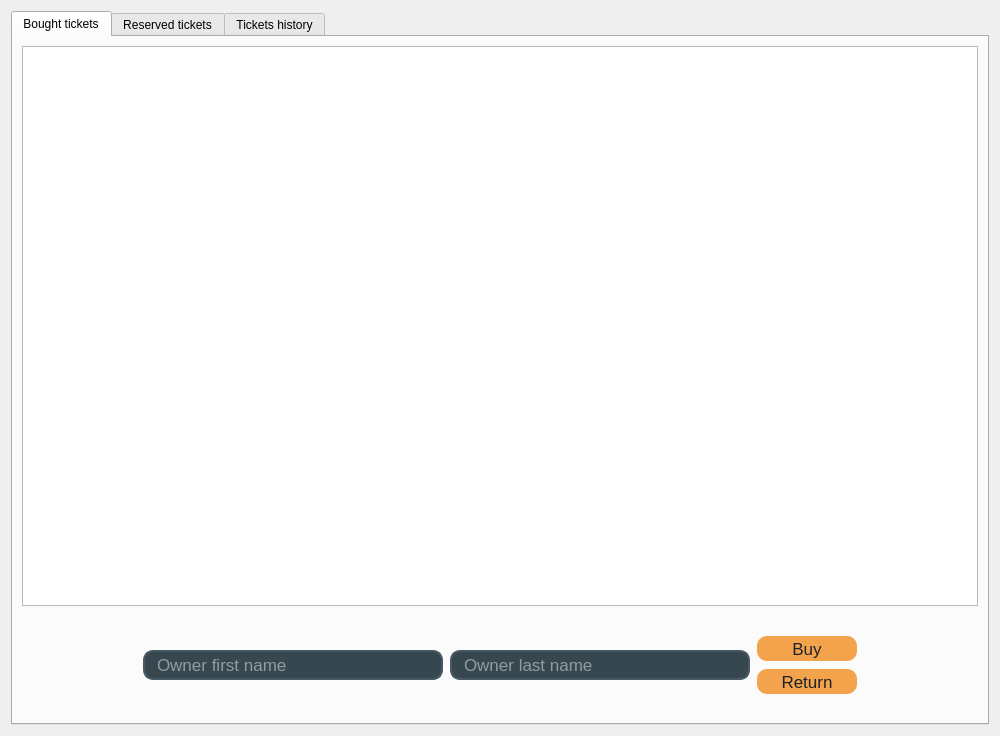
First picture: the form in Lab2/Lab2_proj/ClientPart/reserveticketsmenu.ui, repository BohdanGunko/clientServetTcpIp, before the edit.
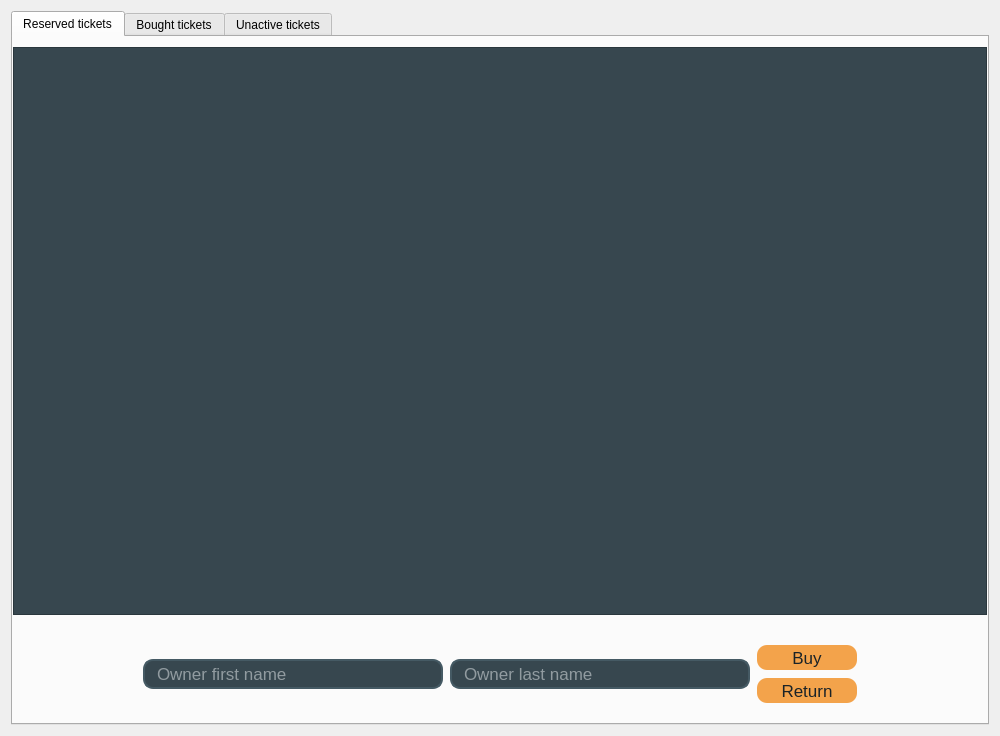
Second picture: the form after the edit. The open tabs and pages were chosen to show the change.

Commit message: redesign in reserved tickets menu

Diff of the .ui file:
```diff
--- a/Lab2/Lab2_proj/ClientPart/reserveticketsmenu.ui
+++ b/Lab2/Lab2_proj/ClientPart/reserveticketsmenu.ui
@@ -14,7 +14,18 @@
    <string>Form</string>
   </property>
   <property name="styleSheet">
-   <string notr="true">/*--------------------------------Backdround color--------------------------------*/
+   <string notr="true">/*--------------------------------Table view--------------------------------*/
+
+QTableView{
+	background-color:#37474F ;
+	alternate-background-color:rgb(46, 59, 66);
+	color:#ECEFF1;
+	font-family: &quot;Calibri&quot;;
+	font-size: 17px;
+}
+
+
+/*--------------------------------Backdround color--------------------------------*/
 #LoginMenu{
 background-color:qlineargradient(spread:pad, x1:0, y1:0, x2:1, y2:1, stop:0 rgba(23, 30, 34, 255), stop:0.5 rgba(30, 40, 45, 255), stop:1 rgba(23, 30, 34, 255));
 }
@@ -139,11 +150,29 @@
      </property>
      <widget class="QWidget" name="tab">
       <attribute name="title">
-       <string>Bought tickets</string>
+       <string>Reserved tickets</string>
       </attribute>
       <layout class="QGridLayout" name="gridLayout_5">
+       <property name="leftMargin">
+        <number>0</number>
+       </property>
+       <property name="topMargin">
+        <number>10</number>
+       </property>
+       <property name="rightMargin">
+        <number>0</number>
+       </property>
+       <property name="bottomMargin">
+        <number>0</number>
+       </property>
+       <property name="spacing">
+        <number>0</number>
+       </property>
        <item row="0" column="0">
         <layout class="QGridLayout" name="gridLayout">
+         <property name="topMargin">
+          <number>0</number>
+         </property>
          <property name="horizontalSpacing">
           <number>15</number>
          </property>
@@ -151,7 +180,20 @@
           <number>0</number>
          </property>
          <item row="0" column="0">
-          <widget class="QTableView" name="boughtTicketsTable"/>
+          <widget class="QTableView" name="reservedTicketsTable">
+           <property name="editTriggers">
+            <set>QAbstractItemView::NoEditTriggers</set>
+           </property>
+           <property name="alternatingRowColors">
+            <bool>true</bool>
+           </property>
+           <property name="sortingEnabled">
+            <bool>true</bool>
+           </property>
+           <attribute name="verticalHeaderVisible">
+            <bool>false</bool>
+           </attribute>
+          </widget>
          </item>
          <item row="1" column="0">
           <layout class="QGridLayout" name="gridLayout_3">
@@ -204,6 +246,9 @@
              <property name="leftMargin">
               <number>0</number>
              </property>
+             <property name="horizontalSpacing">
+              <number>0</number>
+             </property>
              <property name="verticalSpacing">
               <number>8</number>
              </property>
@@ -281,17 +326,30 @@
      </widget>
      <widget class="QWidget" name="tab_2">
       <attribute name="title">
-       <string>Reserved tickets</string>
+       <string>Bought tickets</string>
       </attribute>
       <layout class="QGridLayout" name="gridLayout_6">
        <item row="0" column="0">
-        <widget class="QTableView" name="reservedTicketsTable"/>
+        <widget class="QTableView" name="boughtTicketsTable">
+         <property name="editTriggers">
+          <set>QAbstractItemView::NoEditTriggers</set>
+         </property>
+         <property name="alternatingRowColors">
+          <bool>true</bool>
+         </property>
+         <property name="sortingEnabled">
+          <bool>true</bool>
+         </property>
+         <attribute name="verticalHeaderVisible">
+          <bool>false</bool>
+         </attribute>
+        </widget>
        </item>
       </layout>
      </widget>
      <widget class="QWidget" name="tab_3">
       <attribute name="title">
-       <string>Tickets history</string>
+       <string>Unactive tickets</string>
       </attribute>
       <layout class="QGridLayout" name="gridLayout_7">
        <item row="0" column="0">
```
Left out of the diff: 49 changed lines with no effect on the pictures. The commit also changes 17 other files.
